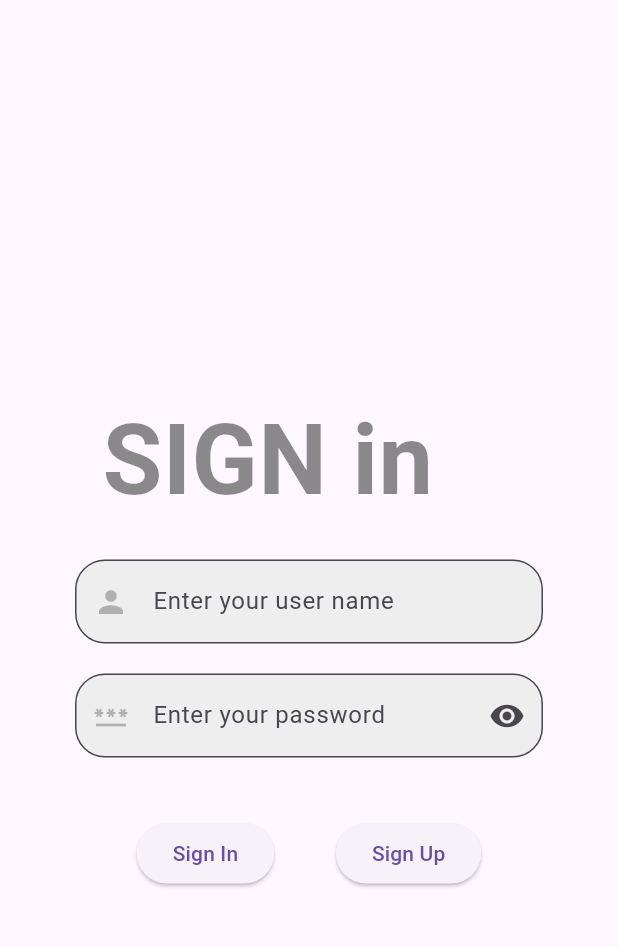
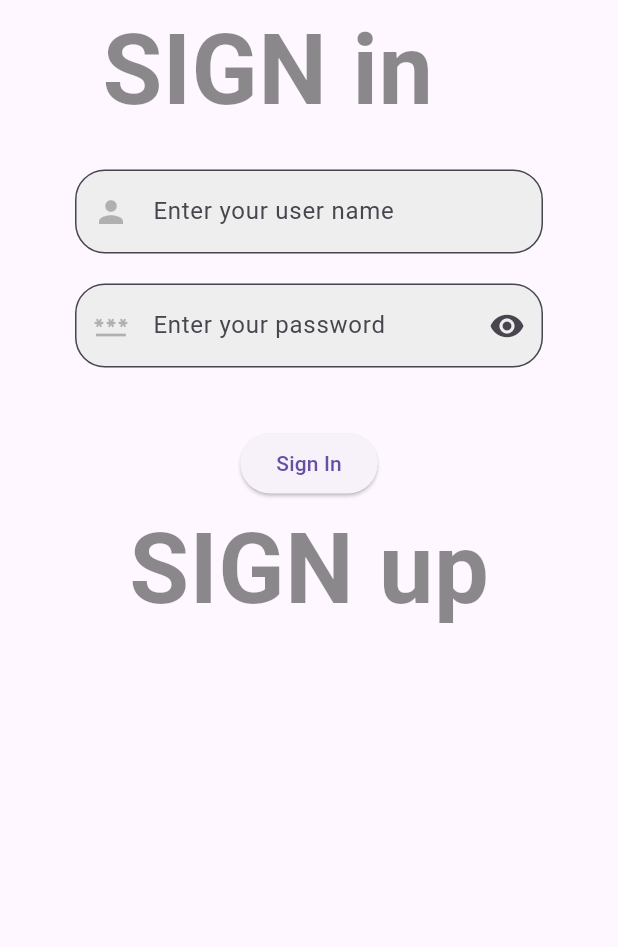
Before and after one commit to Ratndeep1999/to_do_app, a Flutter app: the screen it shows after launch, on a phone screen of 412 x 824 dp, the part 84-1031 px from its top. Run offline on Flutter 3.47's test engine with Material 3 defaults, Android fonts, the phone set to English and light mode, and no system bars.

Commit message:
sign_in_page.dart : sign_up add and sign_up Text add,

```diff
--- a/lib/sign_in_page.dart
+++ b/lib/sign_in_page.dart
@@ -36,8 +36,9 @@ class _SignInPageState extends State<SignInPage> {
                 padding: const EdgeInsets.symmetric(horizontal: 50),
                 child: Column(
                   children: [
-                    SizedBox(height: 260),
+                    //SizedBox(height: 260),
 
+                    /// Sign in
                     Padding(
                       padding: const EdgeInsets.only(right: 55),
                       child: Text(
@@ -134,10 +135,6 @@ class _SignInPageState extends State<SignInPage> {
 
                     SizedBox(height: 40),
 
-                    /// Buttons
-                    Row(
-                      mainAxisAlignment: MainAxisAlignment.spaceEvenly,
-                      children: [
                     /// Sign In Button To Validate
                     ElevatedButton(
                       onPressed: () {
@@ -155,12 +152,20 @@ class _SignInPageState extends State<SignInPage> {
                       },
                       child: Text('Sign In'),
                     ),
-                        // SizedBox(height: 20),
 
-                        /// Sign Up
-                        ElevatedButton(onPressed: () {}, child: Text('Sign Up')),
-                      ],
+                    /// Sign up
+                    SizedBox(
+                      child: Text(
+                        'SIGN up',
+                        // textDirection: TextDirection.rtl,
+                        style: TextStyle(
+                          fontSize: 65,
+                          fontWeight: FontWeight.w600,
+                          color: Colors.black45,
                         ),
+                      ),
+                    ),
+
                   ],
                 ),
               ),
```
Lines whose indentation alone changed are shown as unchanged.
